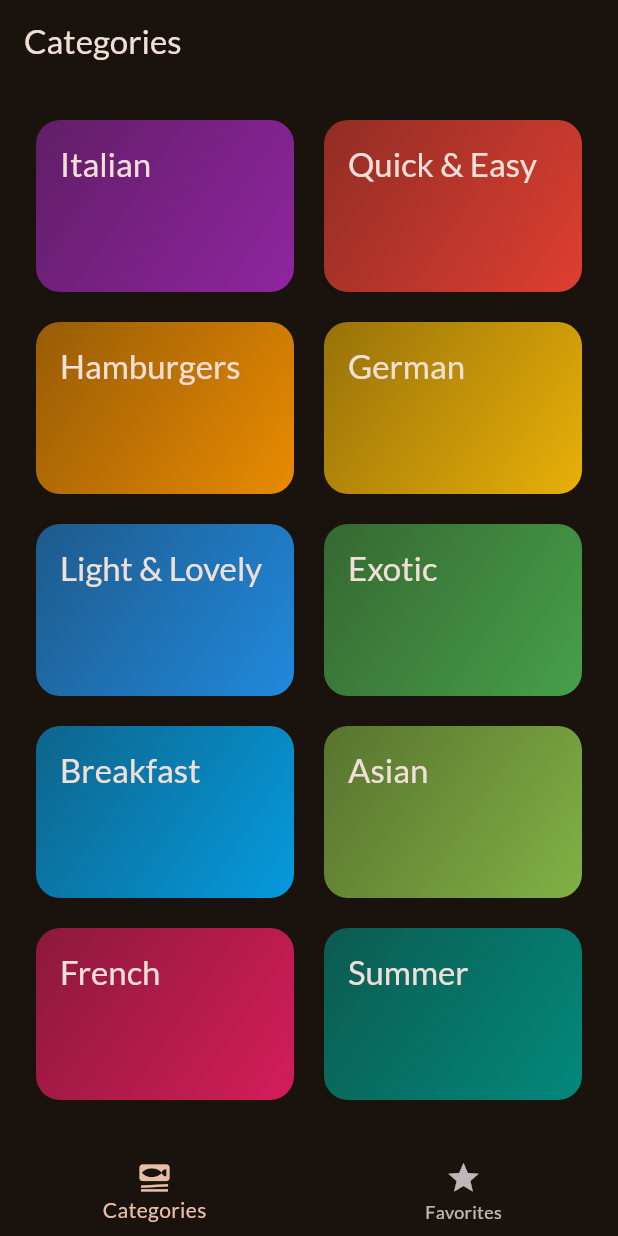
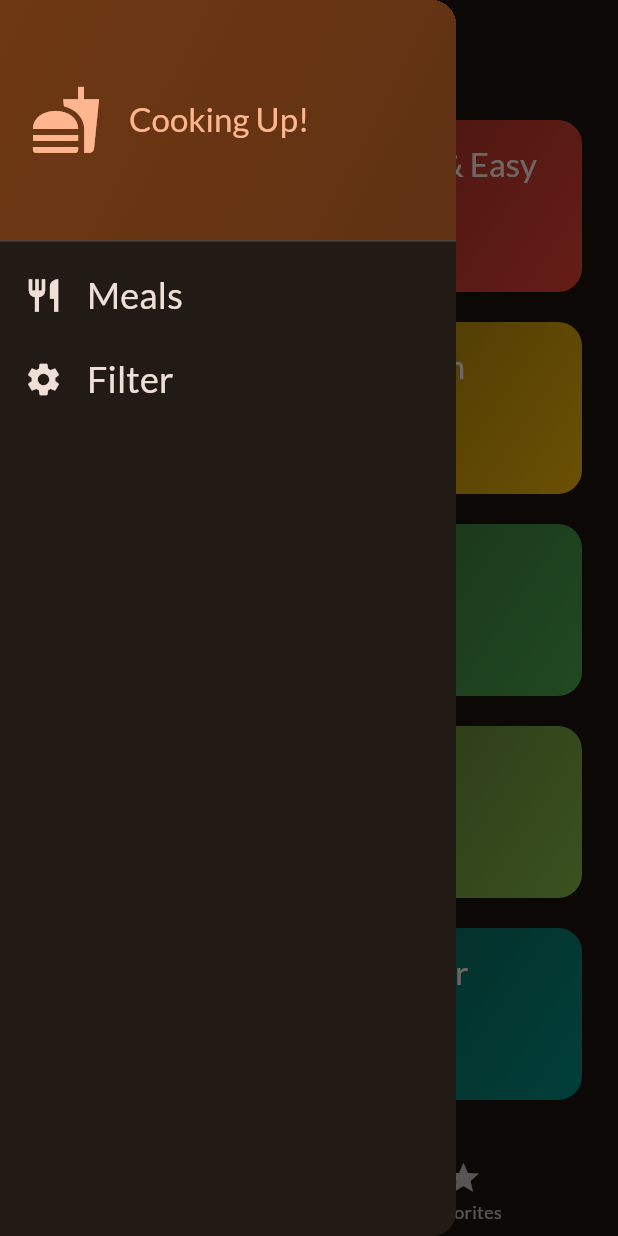
Before and after one commit to yulin0625/meals, a Flutter app: the screen it shows after launch, with the side drawer open (before the commit the screen has no drawer), on a phone screen of 412 x 824 dp. Run offline on Flutter 3.47's test engine with Material 3 defaults, Android fonts, the phone set to English and light mode, and no system bars; our stand-ins replace google_fonts, transparent_image.

Commit message:
Add a side drawer

```diff
--- a/lib/screens/tabs.dart
+++ b/lib/screens/tabs.dart
@@ -3,6 +3,7 @@ import 'package:flutter/material.dart';
 import 'package:meals/screens/categories.dart';
 import 'package:meals/screens/meals.dart';
 import 'package:meals/models/meal.dart';
+import 'package:meals/widgets/main_drawer.dart';
 
 class TabScreen extends StatefulWidget {
   const TabScreen({super.key});
@@ -45,6 +46,14 @@ class _TabScreenState extends State<TabScreen> {
     });
   }
 
+  void _setScreen(String identifier) {
+    if (identifier == 'filters') {
+
+    } else {
+      Navigator.of(context).pop();
+    }
+  }
+
   @override
   Widget build(BuildContext context) {
     Widget activePage =
@@ -62,6 +71,7 @@ class _TabScreenState extends State<TabScreen> {
       appBar: AppBar(
         title: Text(activePageTitle),
       ),
+      drawer: MainDrawer(onSelectScreen: _setScreen),
       body: activePage,
       bottomNavigationBar: BottomNavigationBar(
         onTap: _selectPage,
--- /dev/null
+++ b/lib/widgets/main_drawer.dart
@@ -0,0 +1,86 @@
+import 'package:flutter/material.dart';
+
+class MainDrawer extends StatelessWidget {
+  const MainDrawer({
+    super.key,
+    required this.onSelectScreen,
+  });
+
+  final void Function(String identifier) onSelectScreen;
+
+  @override
+  Widget build(BuildContext context) {
+    return Drawer(
+      child: Column(
+        children: [
+          DrawerHeader(
+            padding: const EdgeInsets.all(20),
+            decoration: BoxDecoration(
+              gradient: LinearGradient(
+                colors: [
+                  Theme.of(context).colorScheme.primaryContainer,
+                  Theme.of(context)
+                      .colorScheme
+                      .primaryContainer
+                      .withOpacity(0.8),
+                ],
+                begin: Alignment.topLeft,
+                end: Alignment.bottomRight,
+              ),
+            ),
+            child: Row(
+              children: [
+                Icon(
+                  Icons.fastfood,
+                  size: 48,
+                  color: Theme.of(context).colorScheme.primary,
+                ),
+                const SizedBox(width: 18),
+                Text(
+                  'Cooking Up!',
+                  style: Theme.of(context).textTheme.titleLarge!.copyWith(
+                        color: Theme.of(context).colorScheme.primary,
+                      ),
+                ),
+              ],
+            ),
+          ),
+          ListTile(
+            leading: Icon(
+              Icons.restaurant,
+              size: 26,
+              color: Theme.of(context).colorScheme.onBackground,
+            ),
+            title: Text(
+              'Meals',
+              style: Theme.of(context).textTheme.titleSmall!.copyWith(
+                    color: Theme.of(context).colorScheme.onBackground,
+                    fontSize: 24,
+                  ),
+            ),
+            onTap: () {
+              onSelectScreen('meals');
+            },
+          ),
+          ListTile(
+            leading: Icon(
+              Icons.settings,
+              size: 26,
+              color: Theme.of(context).colorScheme.onBackground,
+            ),
+            title: Text(
+              'Filter',
+              style: Theme.of(context).textTheme.titleSmall!.copyWith(
+                    color: Theme.of(context).colorScheme.onBackground,
+                    fontSize: 24,
+                  ),
+            ),
+            onTap: () {
+              onSelectScreen('filters');
+            },
+          ),
+        ],
+      ),
+    );
+  }
+}
```
